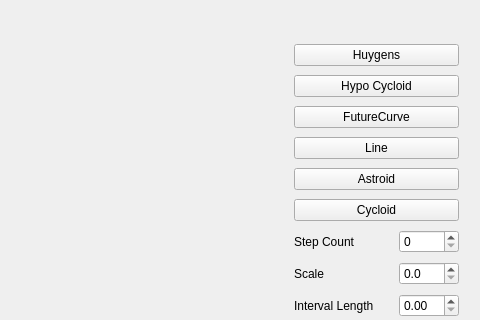
Before: the Qt Designer form mainwindow.ui in sprouse9/QtCurves, drawn with Qt 5; both pictures show x 87 to 567 and y 0 to 320 of the 567 by 412 pixel window.
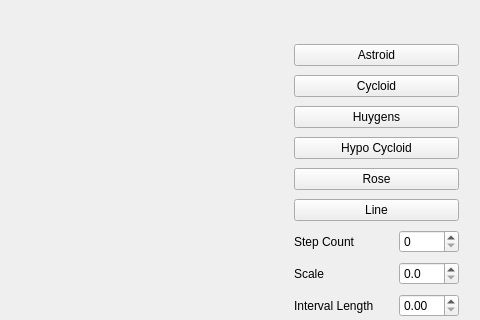
After: the same form once the commit is applied. Custom widgets are drawn as their Qt base class.

Commit message: Code clean up. Added Setters to the Parametric Curve class

```diff
--- a/mainwindow.ui
+++ b/mainwindow.ui
@@ -60,6 +60,20 @@
      </rect>
     </property>
     <layout class="QVBoxLayout" name="verticalLayout">
+     <item>
+      <widget class="QPushButton" name="btnAstroid">
+       <property name="text">
+        <string>Astroid</string>
+       </property>
+      </widget>
+     </item>
+     <item>
+      <widget class="QPushButton" name="btnCycloid">
+       <property name="text">
+        <string>Cycloid</string>
+       </property>
+      </widget>
+     </item>
      <item>
       <widget class="QPushButton" name="btnHuygens">
        <property name="text">
@@ -77,7 +91,7 @@
      <item>
       <widget class="QPushButton" name="btnFutureCurve">
        <property name="text">
-        <string>FutureCurve</string>
+        <string>Rose</string>
        </property>
       </widget>
      </item>
@@ -88,20 +102,6 @@
        </property>
       </widget>
      </item>
-     <item>
-      <widget class="QPushButton" name="btnAstroid">
-       <property name="text">
-        <string>Astroid</string>
-       </property>
-      </widget>
-     </item>
-     <item>
-      <widget class="QPushButton" name="btnCycloid">
-       <property name="text">
-        <string>Cycloid</string>
-       </property>
-      </widget>
-     </item>
      <item>
       <layout class="QHBoxLayout" name="horizontalLayout_3">
        <item>
```
The commit also changes 6 other files.
